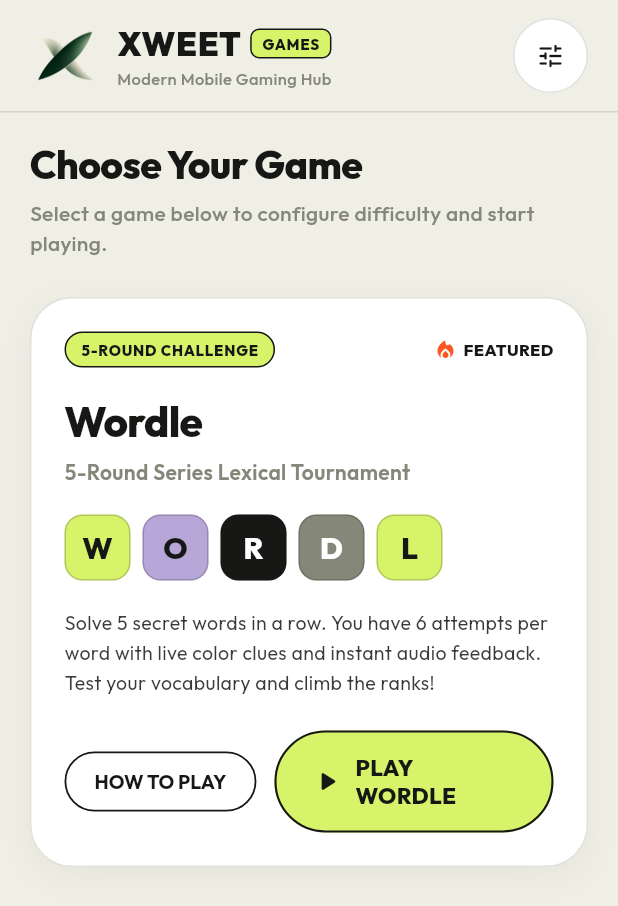
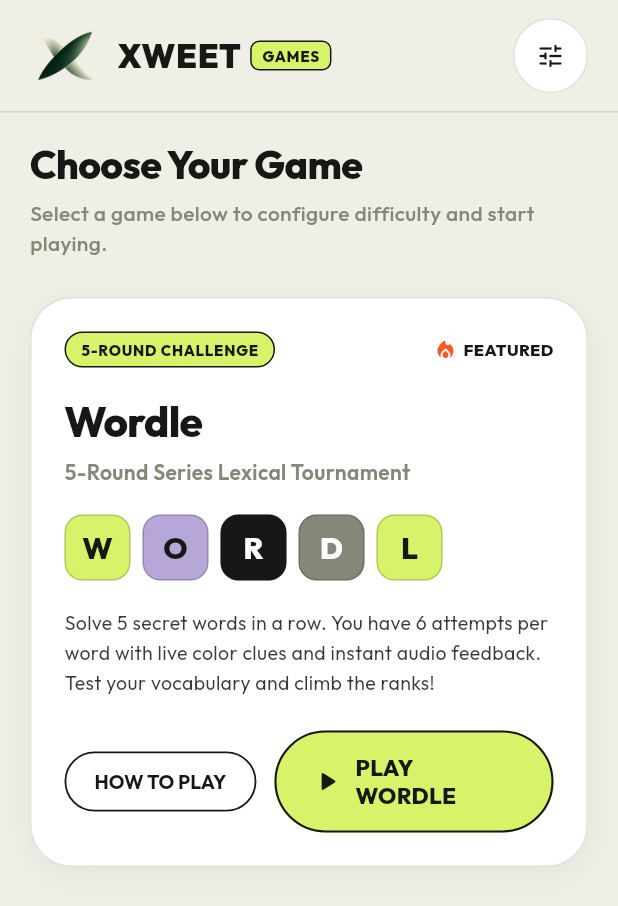
Before and after one commit to imvicky69/xweet-games, a Flutter app: the screen it shows after launch, on a phone screen of 412 x 824 dp. Shown: the top 906 px of the screen. Run offline on Flutter 3.47's test engine with Material 3 defaults, Android fonts, the phone set to English and light mode, and no system bars; our stand-ins replace google_fonts, shared_preferences; project files that could hold a hidden picture were left out.

Commit message:
refactor: simplify header by removing subtitle text

```diff
--- a/lib/features/hub/widgets/xweet_app_header.dart
+++ b/lib/features/hub/widgets/xweet_app_header.dart
@@ -41,11 +41,7 @@ class XweetAppHeader extends StatelessWidget {
 
           // Brand Wordmark
           Expanded(
-            child: Column(
-              crossAxisAlignment: CrossAxisAlignment.start,
-              mainAxisSize: MainAxisSize.min,
-              children: [
-                Row(
+            child: Row(
               children: [
                 Text(
                   'XWEET',
@@ -72,16 +68,6 @@ class XweetAppHeader extends StatelessWidget {
                       color: GameColors.carbon,
                       letterSpacing: 0.5,
                     ),
-                      ),
-                    ),
-                  ],
-                ),
-                Text(
-                  'Modern Mobile Gaming Hub',
-                  style: GoogleFonts.outfit(
-                    fontSize: 11,
-                    fontWeight: FontWeight.w500,
-                    color: GameColors.terrain,
                   ),
                 ),
               ],
```
Lines whose indentation alone changed are shown as unchanged.
